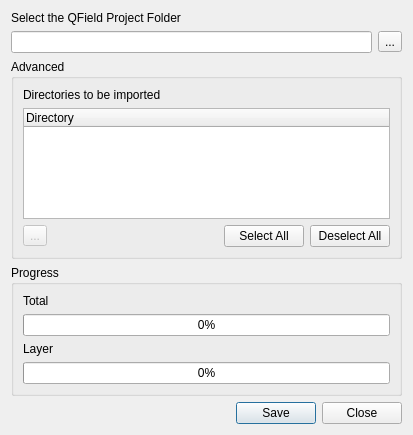
Above: qfieldsync/ui/synchronize_dialog.ui from opengisch/qfieldsync before the change. Below: the same form after it.
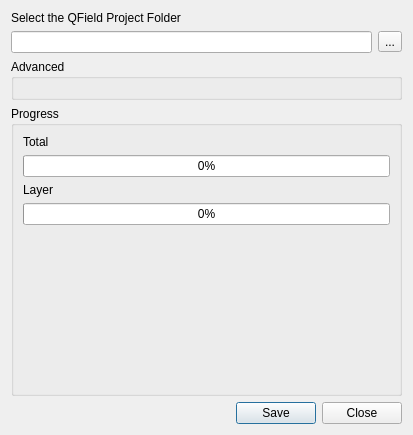
That is the form after the change. Icons and pictures are not drawn. Custom widgets are drawn as their Qt base class.

Commit message: Make "Select All"/"Deselect All" buttons functional

```diff
--- a/qfieldsync/ui/synchronize_dialog.ui
+++ b/qfieldsync/ui/synchronize_dialog.ui
@@ -46,76 +46,7 @@
      <property name="saveCollapsedState">
       <bool>true</bool>
      </property>
-     <layout class="QVBoxLayout" name="verticalLayout_3">
-      <item>
-       <layout class="QVBoxLayout" name="dirsToCopyLayout">
-        <item>
-         <widget class="QLabel" name="dirsToCopyLabel">
-          <property name="text">
-           <string>Directories to be imported</string>
-          </property>
-         </widget>
-        </item>
-        <item>
-         <widget class="QTreeWidget" name="dirsToCopyTreeWidget">
-          <column>
-           <property name="text">
-            <string>Directory</string>
-           </property>
-          </column>
-         </widget>
-        </item>
-        <item>
-         <layout class="QHBoxLayout" name="dirsToCopyButtonsLayout">
-          <item>
-           <widget class="QToolButton" name="dirsToCopyRefreshButton">
-            <property name="enabled">
-             <bool>false</bool>
-            </property>
-            <property name="toolTip">
-             <string>Refresh directories</string>
-            </property>
-            <property name="text">
-             <string>...</string>
-            </property>
-            <property name="icon">
-             <iconset>
-              <normaloff>../resources/refresh.svg</normaloff>../resources/refresh.svg</iconset>
-            </property>
-           </widget>
-          </item>
-          <item>
-           <spacer name="dirsToCopyButtonsLeftSpacer">
-            <property name="orientation">
-             <enum>Qt::Horizontal</enum>
-            </property>
-            <property name="sizeHint" stdset="0">
-             <size>
-              <width>40</width>
-              <height>20</height>
-             </size>
-            </property>
-           </spacer>
-          </item>
-          <item>
-           <widget class="QPushButton" name="dirsToCopySelectAllButton">
-            <property name="text">
-             <string>Select All</string>
-            </property>
-           </widget>
-          </item>
-          <item>
-           <widget class="QPushButton" name="dirsToCopyDeselectAllButton">
-            <property name="text">
-             <string>Deselect All</string>
-            </property>
-           </widget>
-          </item>
-         </layout>
-        </item>
-       </layout>
-      </item>
-     </layout>
+     <layout class="QVBoxLayout" name="verticalLayout_3"/>
     </widget>
    </item>
    <item>
```
The commit also changes 6 other files.
